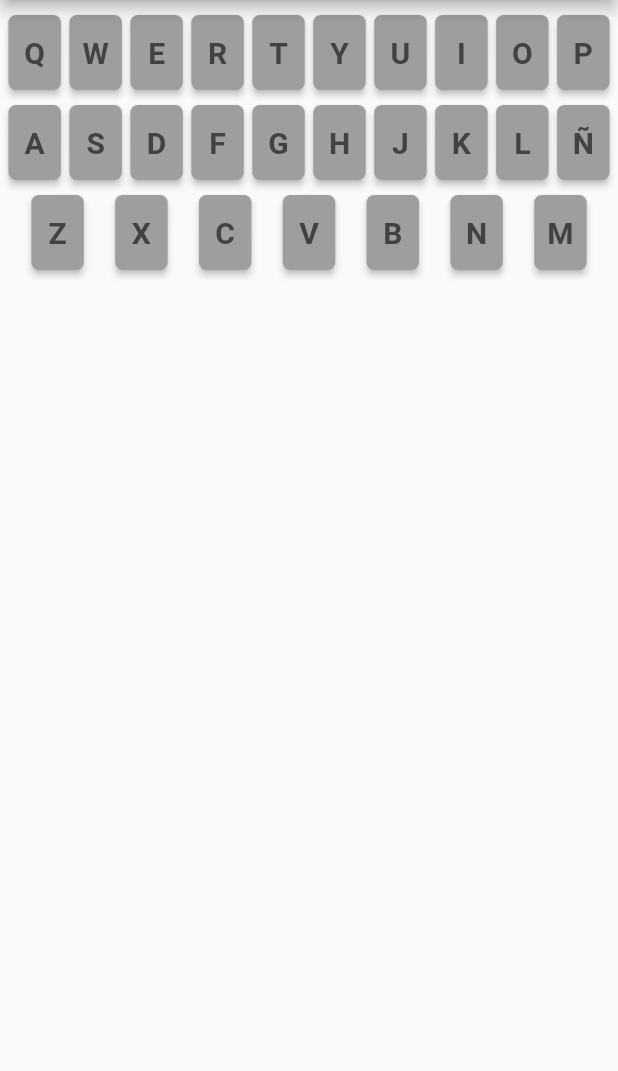
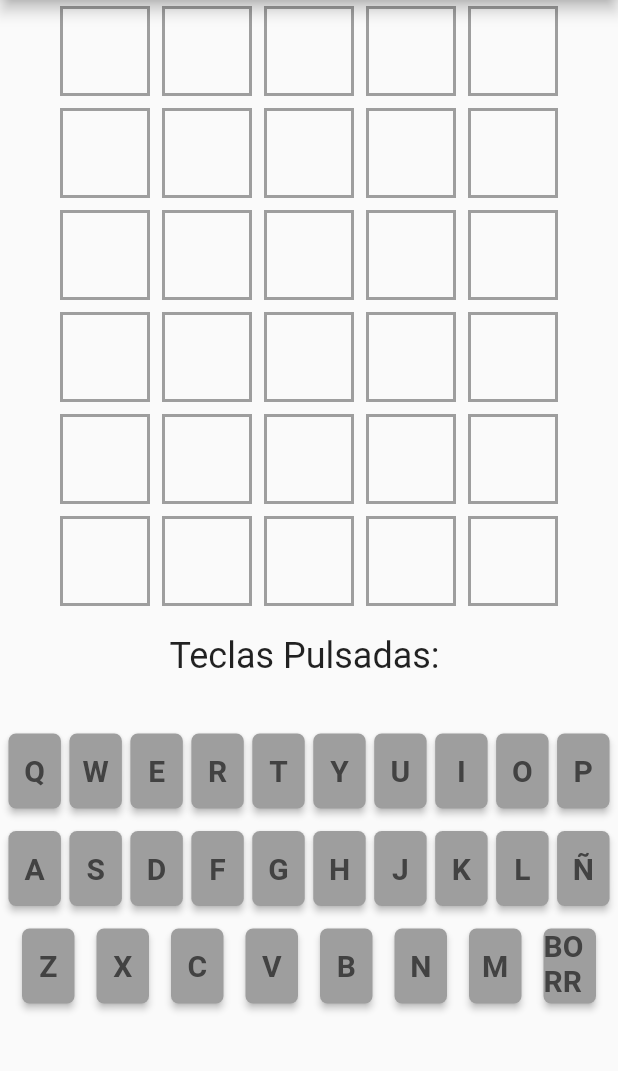
Before and after one commit to jcmh05/wordleFlutterApp, a Flutter app: the screen it shows after launch, on a phone screen of 412 x 824 dp, the part 84-1155 px from its top. Run offline on Flutter 3.47's test engine with Material 2 defaults, Android fonts, the phone set to English and light mode, and no system bars.

Commit message:
Celdas superiores

```diff
--- /dev/null
+++ b/lib/componentes/casilla_de_letra.dart
@@ -0,0 +1,20 @@
+import 'package:flutter/material.dart';
+
+class CasillaDeLetra extends StatelessWidget {
+  const CasillaDeLetra({Key? key}) : super(key: key);
+
+  @override
+  Widget build(BuildContext context) {
+    return Container(
+      alignment: Alignment.center,
+      width: 60,
+      height: 60,
+      padding: EdgeInsets.all(10),
+      margin: EdgeInsets.all(4),
+      decoration: BoxDecoration(
+          border: Border.all(color: Colors.grey, width: 2)
+      ),
+    );
+
+  }
+}
--- /dev/null
+++ b/lib/componentes/grids_superiores.dart
@@ -0,0 +1,37 @@
+import 'package:flutter/material.dart';
+import 'package:wordle/componentes/casilla_de_letra.dart';
+
+const filas=6;
+const tam_palabra=5;
+
+class GridsSuperiores extends StatelessWidget {
+  const GridsSuperiores({Key? key}) : super(key: key);
+
+  @override
+  Widget build(BuildContext context) {
+    final List<Row> filas_palabra=List.empty(growable: true);
+
+    for(int i=0;i < filas;i++){
+
+      final List<CasillaDeLetra> casillas = List.empty(growable: true);
+
+      for(int j=0; j<tam_palabra;j++){
+
+        casillas.add(CasillaDeLetra());
+      }
+
+      filas_palabra.add(
+          Row(
+          mainAxisSize: MainAxisSize.min,
+          children: casillas,
+          ));
+    }
+
+    return Container(
+      child: Column(
+        crossAxisAlignment: CrossAxisAlignment.center,
+        children: filas_palabra,
+      ),
+    );
+  }
+}
--- a/lib/componentes/keyButton.dart
+++ b/lib/componentes/keyButton.dart
@@ -2,15 +2,19 @@
 
 class KeyButton extends StatefulWidget{
   final String letter;
-  const KeyButton({Key? key, required this.letter}) : super( key: key);
+  final Function(String) TeclaPulsada;
+
+  const KeyButton({Key? key, required this.letter, required this.TeclaPulsada}) : super( key: key);
 
   @override
-  State<KeyButton> createState() => _KeyButtonState(letter);
+  State<KeyButton> createState() => _KeyButtonState(letter,TeclaPulsada);
 }
 
 class _KeyButtonState extends State<KeyButton> {
   String letter;
-  _KeyButtonState(this.letter);
+  final Function(String) TeclaPulsada;
+
+  _KeyButtonState(this.letter, this.TeclaPulsada);
 
   @override void initState() {
     // TODO: implement initState
@@ -41,7 +45,7 @@
             padding: MaterialStateProperty.all<EdgeInsets?>(const EdgeInsets.all(0)),
           ),
           onPressed: (){
-            //Acción del botón por poner
+            TeclaPulsada(letter);
           }),
     );
   }
--- a/lib/componentes/keyboard.dart
+++ b/lib/componentes/keyboard.dart
@@ -2,73 +2,54 @@
 import './componentes.dart';
 
 class Keyboard extends StatefulWidget{
-  const Keyboard({Key? key}) : super( key: key);
+  final Function(String) TeclaPulsada;
+  const Keyboard({Key? key, required this.TeclaPulsada}) : super( key: key);
 
   @override
-  State<Keyboard> createState() => _KeyboardState();
+  State<Keyboard> createState() => _KeyboardState(TeclaPulsada: TeclaPulsada);
 }
 
 class _KeyboardState extends State<Keyboard> {
+  //Función anónima que informa a la pantalla_juego de que tecla ha sido pulsada
+  final Function(String) TeclaPulsada;
+  // Teclas máximas que puede haber por fila en el teclado
+  final teclasPorFila = 10;
+  // Espacio entre las distintas filas del teclado
+  final separacion = 15.0;
+  // Teclas correspondientes al teclado en español
+  final tecladoEspanol = ['Q','W','E','R','T','Y','U','I','O','P','A','S','D','F','G','H','J','K','L','Ñ','Z','X','C','V','B','N','M','BORRAR'];
+
+  _KeyboardState({required this.TeclaPulsada});
+
   @override void initState() {
     // TODO: implement initState
     super.initState();
   }
+
+
+  List<Widget> columnasTeclas(){
+    final columnas = <Widget>[];
+    int letra = 0;
+    for(int i=0; i<3; i++){
+      columnas.add(SizedBox(height: separacion));//Espacio entre una fila de teclas y otra
+      final fila = <Widget>[];
+      for(int j=0; j<teclasPorFila; j++){
+        if( letra != tecladoEspanol.length){
+          fila.add(KeyButton(letter: tecladoEspanol[letra], TeclaPulsada: TeclaPulsada,));
+          letra++;
+        }
+      }
+      columnas.add(Row(mainAxisAlignment: MainAxisAlignment.spaceEvenly,children: fila,));
+    }
+
+    return columnas;
+  }
+
   @override
   Widget build(BuildContext context) {
     return Column(
-      children: [
-        SizedBox(height: 10),
-        Row(
-          mainAxisAlignment: MainAxisAlignment.spaceEvenly,
-          children: [
-            //Caja que contiene al botón y restringirá sus medidas
-            KeyButton(letter: 'Q'),
-            KeyButton(letter: 'W'),
-            KeyButton(letter: 'E'),
-            KeyButton(letter: 'R'),
-            KeyButton(letter: 'T'),
-            KeyButton(letter: 'Y'),
-            KeyButton(letter: 'U'),
-            KeyButton(letter: 'I'),
-            KeyButton(letter: 'O'),
-            KeyButton(letter: 'P'),
-          ],
-        ),
-        SizedBox(height: 10),
-        Row(
-          mainAxisAlignment: MainAxisAlignment.spaceEvenly,
-          children: [
-            //Caja que contiene al botón y restringirá sus medidas
-            KeyButton(letter: 'A'),
-            KeyButton(letter: 'S'),
-            KeyButton(letter: 'D'),
-            KeyButton(letter: 'F'),
-            KeyButton(letter: 'G'),
-            KeyButton(letter: 'H'),
-            KeyButton(letter: 'J'),
-            KeyButton(letter: 'K'),
-            KeyButton(letter: 'L'),
-            KeyButton(letter: 'Ñ'),
-          ],
-        ),
-        SizedBox(height: 10),
-        Row(
-          mainAxisAlignment: MainAxisAlignment.spaceEvenly,
-          children: [
-            //Caja que contiene al botón y restringirá sus medidas
-            KeyButton(letter: 'Z'),
-            KeyButton(letter: 'X'),
-            KeyButton(letter: 'C'),
-            KeyButton(letter: 'V'),
-            KeyButton(letter: 'B'),
-            KeyButton(letter: 'N'),
-            KeyButton(letter: 'M'),
-          ],
-        ),
-      ],
+      children: columnasTeclas(),
     );
   }
 
-
-
 }
--- /dev/null
+++ b/lib/pantallas/pantalla_juego.dart
@@ -0,0 +1,44 @@
+import 'package:flutter/material.dart';
+import 'package:wordle/componentes/grids_superiores.dart';
+import '../componentes/componentes.dart';
+
+class PantallaJuego extends StatefulWidget{
+
+  const PantallaJuego({Key? key}) : super(key: key);
+
+  @override
+  State<StatefulWidget> createState() => _PantallaJuegoState();
+
+}
+
+class _PantallaJuegoState extends State<PantallaJuego> {
+
+  String teclasPulsadas = " ";
+
+
+  @override
+  Widget build( BuildContext context) {
+    final teclaPulsada = (String tecla) {
+      setState(() {
+        if( tecla == "BORRAR"){
+          teclasPulsadas = " ";
+        }else{
+          teclasPulsadas = teclasPulsadas + tecla + " ";
+        }
+      });
+    };
+
+    return Column(
+      children: [
+        GridsSuperiores(),
+        //Prueba de teclado
+        SizedBox(height: 15.0),
+        Text('Teclas Pulsadas: ', style: TextStyle(fontSize: 24)),
+        Text(  teclasPulsadas,style: TextStyle(fontSize: 20)),
+
+        //Teclado
+        Keyboard(TeclaPulsada: teclaPulsada),
+      ],
+    );
+  }
+}
--- a/lib/pantallas/pantallas.dart
+++ b/lib/pantallas/pantallas.dart
@@ -1 +1,2 @@
 export 'wordle_pagina_principal.dart';
+export 'pantalla_juego.dart';
--- a/lib/pantallas/wordle_pagina_principal.dart
+++ b/lib/pantallas/wordle_pagina_principal.dart
@@ -1,5 +1,5 @@
 import 'package:flutter/material.dart';
-import '../componentes/componentes.dart';
+import 'package:wordle/pantallas/pantallas.dart';
 
 class WordlePaginaPrincipal extends StatefulWidget{
 
@@ -16,13 +16,16 @@
   Widget build( BuildContext context) {
     return Scaffold(
       appBar: AppBar(title: Text("Wordle"),),
-      body: Keyboard(),
+      body: PantallaJuego(),
+
       //Cajón lateral
       drawer: Drawer(
         child: SafeArea(
-          child: Text("como cuando te pasa")
+            child: Text("como cuando te pasa")
         ),
       ),
+
+
     );
   }
 
```
